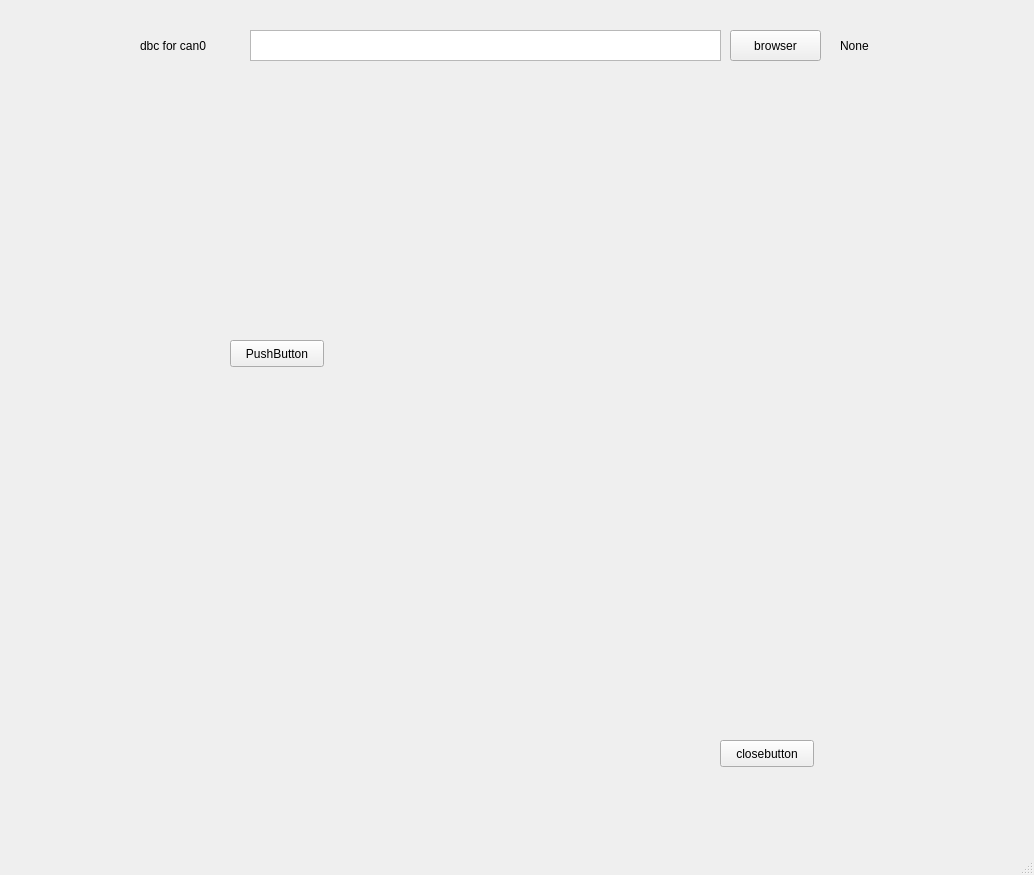
Qt form UserInterface/test.ui (bomblebear/BBBCANTools) before a commit.
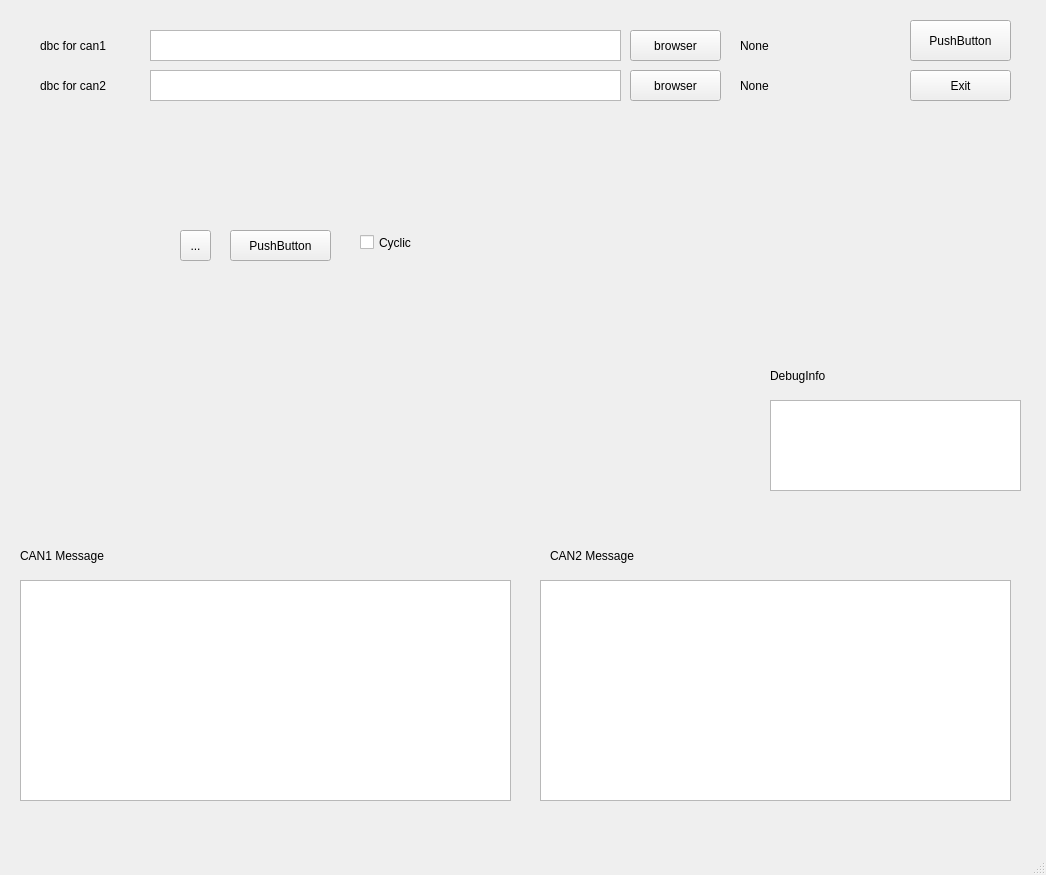
The same form after that commit.

What changed in the file:
```diff
--- a/UserInterface/test.ui
+++ b/UserInterface/test.ui
@@ -6,7 +6,7 @@
    <rect>
     <x>0</x>
     <y>0</y>
-    <width>1034</width>
+    <width>1046</width>
     <height>875</height>
    </rect>
   </property>
@@ -20,10 +20,10 @@
     </property>
     <property name="geometry">
      <rect>
-      <x>720</x>
-      <y>740</y>
-      <width>94</width>
-      <height>27</height>
+      <x>910</x>
+      <y>70</y>
+      <width>101</width>
+      <height>31</height>
      </rect>
     </property>
     <property name="font">
@@ -39,16 +39,16 @@
      <bool>false</bool>
     </property>
     <property name="text">
-     <string>closebutton</string>
+     <string>Exit</string>
     </property>
    </widget>
    <widget class="QPushButton" name="pushButton">
     <property name="geometry">
      <rect>
-      <x>230</x>
-      <y>340</y>
-      <width>94</width>
-      <height>27</height>
+      <x>910</x>
+      <y>20</y>
+      <width>101</width>
+      <height>41</height>
      </rect>
     </property>
     <property name="text">
@@ -58,20 +58,20 @@
    <widget class="QLabel" name="DataBase">
     <property name="geometry">
      <rect>
-      <x>140</x>
+      <x>40</x>
       <y>30</y>
       <width>101</width>
       <height>31</height>
      </rect>
     </property>
     <property name="text">
-     <string>dbc for can0</string>
+     <string>dbc for can1</string>
     </property>
    </widget>
    <widget class="QPushButton" name="button_dbc1">
     <property name="geometry">
      <rect>
-      <x>730</x>
+      <x>630</x>
       <y>30</y>
       <width>91</width>
       <height>31</height>
@@ -84,7 +84,7 @@
    <widget class="QTextBrowser" name="text_dbc1">
     <property name="geometry">
      <rect>
-      <x>250</x>
+      <x>150</x>
       <y>30</y>
       <width>471</width>
       <height>31</height>
@@ -97,9 +97,9 @@
     </property>
     <property name="geometry">
      <rect>
-      <x>840</x>
+      <x>740</x>
       <y>30</y>
-      <width>51</width>
+      <width>121</width>
       <height>31</height>
      </rect>
     </property>
@@ -107,6 +107,173 @@
      <string>None</string>
     </property>
    </widget>
+   <widget class="QLabel" name="DataBase2">
+    <property name="geometry">
+     <rect>
+      <x>40</x>
+      <y>70</y>
+      <width>101</width>
+      <height>31</height>
+     </rect>
+    </property>
+    <property name="text">
+     <string>dbc for can2</string>
+    </property>
+   </widget>
+   <widget class="QTextBrowser" name="text_dbc2">
+    <property name="geometry">
+     <rect>
+      <x>150</x>
+      <y>70</y>
+      <width>471</width>
+      <height>31</height>
+     </rect>
+    </property>
+   </widget>
+   <widget class="QPushButton" name="button_dbc2">
+    <property name="geometry">
+     <rect>
+      <x>630</x>
+      <y>70</y>
+      <width>91</width>
+      <height>31</height>
+     </rect>
+    </property>
+    <property name="text">
+     <string>browser</string>
+    </property>
+   </widget>
+   <widget class="QLabel" name="flag_OK2">
+    <property name="enabled">
+     <bool>true</bool>
+    </property>
+    <property name="geometry">
+     <rect>
+      <x>740</x>
+      <y>70</y>
+      <width>141</width>
+      <height>31</height>
+     </rect>
+    </property>
+    <property name="text">
+     <string>None</string>
+    </property>
+   </widget>
+   <widget class="QTextBrowser" name="textBrowser">
+    <property name="geometry">
+     <rect>
+      <x>20</x>
+      <y>580</y>
+      <width>491</width>
+      <height>221</height>
+     </rect>
+    </property>
+   </widget>
+   <widget class="QTextBrowser" name="textBrowser_2">
+    <property name="geometry">
+     <rect>
+      <x>540</x>
+      <y>580</y>
+      <width>471</width>
+      <height>221</height>
+     </rect>
+    </property>
+    <property name="html">
+     <string>&lt;!DOCTYPE HTML PUBLIC &quot;-//W3C//DTD HTML 4.0//EN&quot; &quot;http://www.w3.org/TR/REC-html40/strict.dtd&quot;&gt;
+&lt;html&gt;&lt;head&gt;&lt;meta name=&quot;qrichtext&quot; content=&quot;1&quot; /&gt;&lt;style type=&quot;text/css&quot;&gt;
+p, li { white-space: pre-wrap; }
+&lt;/style&gt;&lt;/head&gt;&lt;body style=&quot; font-family:'Ubuntu'; font-size:11pt; font-weight:400; font-style:normal;&quot;&gt;
+&lt;p style=&quot;-qt-paragraph-type:empty; margin-top:0px; margin-bottom:0px; margin-left:0px; margin-right:0px; -qt-block-indent:0; text-indent:0px;&quot;&gt;&lt;br /&gt;&lt;/p&gt;&lt;/body&gt;&lt;/html&gt;</string>
+    </property>
+   </widget>
+   <widget class="QPushButton" name="pushButton_2">
+    <property name="geometry">
+     <rect>
+      <x>230</x>
+      <y>230</y>
+      <width>101</width>
+      <height>31</height>
+     </rect>
+    </property>
+    <property name="text">
+     <string>PushButton</string>
+    </property>
+   </widget>
+   <widget class="QCheckBox" name="checkBox">
+    <property name="geometry">
+     <rect>
+      <x>360</x>
+      <y>230</y>
+      <width>71</width>
+      <height>25</height>
+     </rect>
+    </property>
+    <property name="text">
+     <string>Cyclic</string>
+    </property>
+   </widget>
+   <widget class="QToolButton" name="toolButton">
+    <property name="geometry">
+     <rect>
+      <x>180</x>
+      <y>230</y>
+      <width>31</width>
+      <height>31</height>
+     </rect>
+    </property>
+    <property name="text">
+     <string>...</string>
+    </property>
+   </widget>
+   <widget class="QLabel" name="DataBase2_2">
+    <property name="geometry">
+     <rect>
+      <x>20</x>
+      <y>540</y>
+      <width>131</width>
+      <height>31</height>
+     </rect>
+    </property>
+    <property name="text">
+     <string>CAN1 Message</string>
+    </property>
+   </widget>
+   <widget class="QLabel" name="DataBase2_3">
+    <property name="geometry">
+     <rect>
+      <x>550</x>
+      <y>540</y>
+      <width>131</width>
+      <height>31</height>
+     </rect>
+    </property>
+    <property name="text">
+     <string>CAN2 Message</string>
+    </property>
+   </widget>
+   <widget class="QTextBrowser" name="textBrowser_3">
+    <property name="geometry">
+     <rect>
+      <x>770</x>
+      <y>400</y>
+      <width>251</width>
+      <height>91</height>
+     </rect>
+    </property>
+   </widget>
+   <widget class="QLabel" name="DataBase2_4">
+    <property name="geometry">
+     <rect>
+      <x>770</x>
+      <y>360</y>
+      <width>131</width>
+      <height>31</height>
+     </rect>
+    </property>
+    <property name="text">
+     <string>DebugInfo</string>
+    </property>
+   </widget>
   </widget>
   <widget class="QMenuBar" name="menubar">
    <property name="geometry">
```
Left out of the diff: 21 changed lines with no effect on the pictures.
